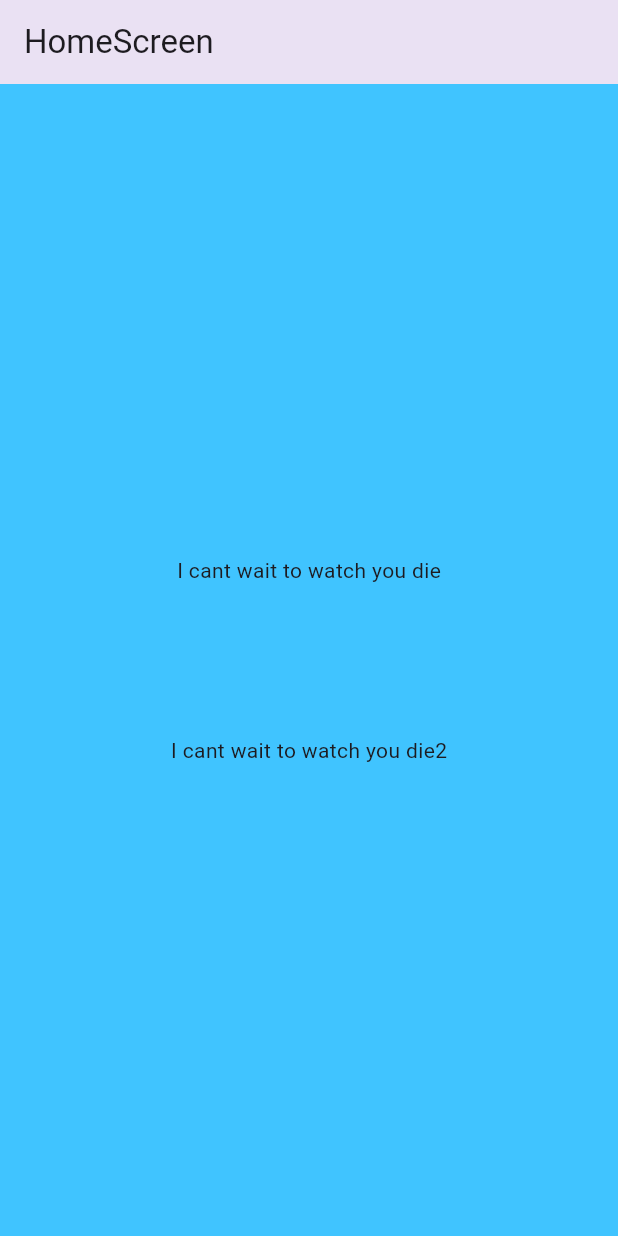
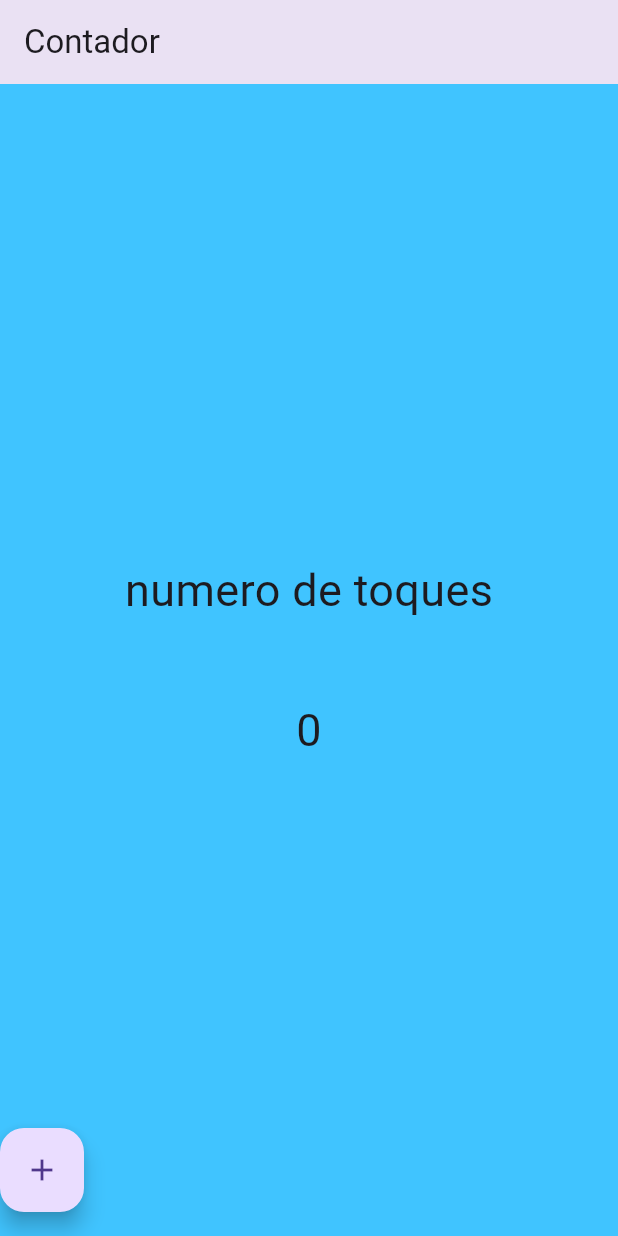
Before and after one commit to antonioalbx27/fl_contador_app, a Flutter app: the screen it shows after launch, on a phone screen of 412 x 824 dp. Run offline on Flutter 3.47's test engine with Material 3 defaults, Android fonts, the phone set to English and light mode, and no system bars.

Commit message:
Cambios realizados con los botones

```diff
--- a/lib/screens/home_screen.dart
+++ b/lib/screens/home_screen.dart
@@ -1,23 +1,45 @@
 import 'package:flutter/material.dart';
 
-class HomeScreen extends StatelessWidget {
+class HomeScreen extends StatefulWidget {
   const HomeScreen({super.key});
 
   @override
+  State<HomeScreen> createState() => _HomeScreenState();
+}
+
+class _HomeScreenState extends State<HomeScreen> {
+  int contador = 0;
+  @override
   Widget build(BuildContext context) {
+    const tamano = TextStyle(fontSize: 30);
+
     return Scaffold(
       backgroundColor: Colors.lightBlueAccent,
-      appBar: AppBar(title: Text('HomeScreen'), elevation: 10.0),
+      appBar: AppBar(title: Text('Contador'), elevation: 10.0),
 
       body: Center(
-        child: const Column(
+        child: Column(
           mainAxisAlignment: MainAxisAlignment.center,
           children: <Widget>[
-            Text('I cant wait to watch you die'),
-            SizedBox(height: 100),
-            Text('I cant wait to watch you die2'),
+            Text('numero de toques', style: tamano),
+            SizedBox(height: 50),
+            Text('$contador', style: tamano),
           ],
         ),
+      ),
+      floatingActionButtonLocation: FloatingActionButtonLocation.centerFloat,
+      floatingActionButton: Row(
+        children: [
+          FloatingActionButton(
+            child: const Icon(Icons.add),
+            onPressed: () {
+              print('Se detecta una pulsacion');
+              contador++;
+              setState(() {});
+              print('$contador');
+            },
+          ),
+        ],
       ),
     );
   }
```
